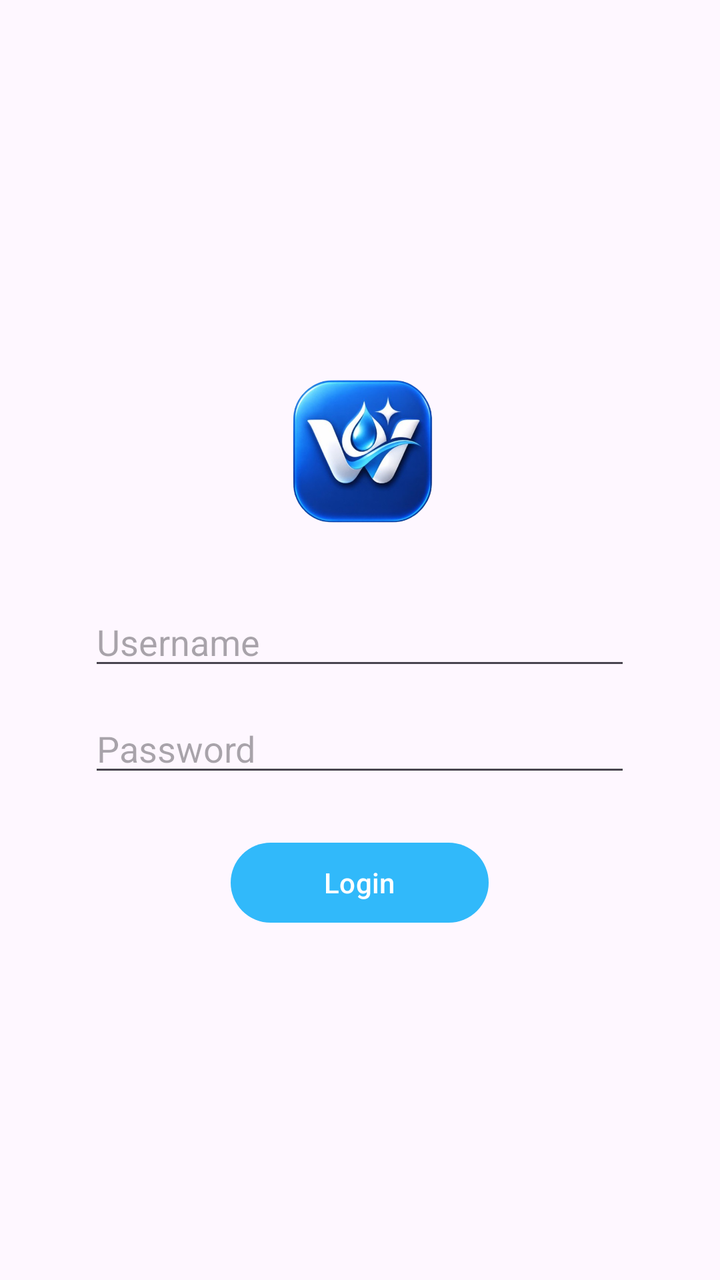
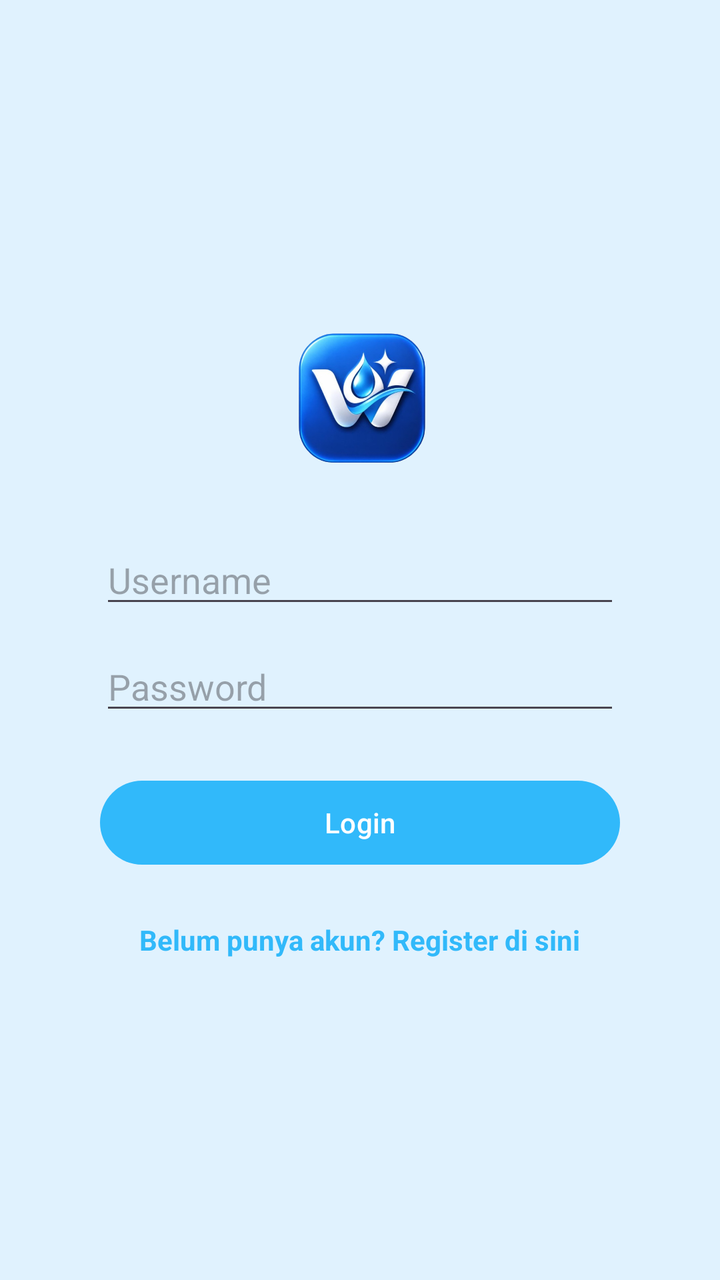

Two renders of the same Android screen: before a commit and after it. Below are the layout's source before the change and the commit's diff.
<!-- AndroidManifest.xml: application theme Theme.LTAMacho -->
<!-- res/layout/activity_auth.xml -->
<?xml version="1.0" encoding="utf-8"?>
<LinearLayout xmlns:android="http://schemas.android.com/apk/res/android"
    xmlns:app="http://schemas.android.com/apk/res-auto"
    xmlns:tools="http://schemas.android.com/tools"
    android:layout_width="match_parent"
    android:layout_height="match_parent"
    android:gravity="center"
    android:orientation="vertical"
    android:padding="24dp"
    tools:context=".AuthActivity">

    <ImageView
        android:layout_width="100dp"
        android:layout_height="100dp"
        android:layout_marginBottom="24dp"
        android:contentDescription="Logo WashTrack"
        android:src="@drawable/logowashtrack" />

    <EditText
        android:id="@+id/etUsername"
        android:layout_width="271dp"
        android:layout_height="wrap_content"
        android:hint="Username"
        android:inputType="text" />

    <EditText
        android:id="@+id/etPassword"
        android:layout_width="271dp"
        android:layout_height="wrap_content"
        android:layout_marginTop="12dp"
        android:hint="Password"
        android:inputType="textPassword" />

    <com.google.android.material.button.MaterialButton
        android:id="@+id/btnLogin"
        android:layout_width="129dp"
        android:layout_height="wrap_content"
        android:layout_marginTop="24dp"
        android:text="Login"
        android:textColor="@color/white"
        app:backgroundTint="@color/aqua" />

</LinearLayout>
<!-- resources referenced by this layout -->
<resources>
  <color name="aqua">#31B9FA</color>
  <color name="white">#FFFFFF</color>
  <!-- drawable logowashtrack: png bitmap (drawable, 222278 bytes) -->
  <style name="Theme.LTAMacho" parent="Base.Theme.LTAMacho" />
  <style name="Base.Theme.LTAMacho" parent="Theme.Material3.DayNight.NoActionBar">
          
          
      </style>
</resources>

<!-- the commit's change to res/layout/activity_auth.xml (unified diff, before → after) -->
@@ -4,28 +4,29 @@
     xmlns:tools="http://schemas.android.com/tools"
     android:layout_width="match_parent"
     android:layout_height="match_parent"
+    android:background="@color/aqua_chip_bg"
     android:gravity="center"
     android:orientation="vertical"
     android:padding="24dp"
-    tools:context=".AuthActivity">
+    tools:context=".pertemuan6.LoginActivity">
 
     <ImageView
-        android:layout_width="100dp"
-        android:layout_height="100dp"
+        android:layout_width="89dp"
+        android:layout_height="91dp"
         android:layout_marginBottom="24dp"
         android:contentDescription="Logo WashTrack"
         android:src="@drawable/logowashtrack" />
 
     <EditText
         android:id="@+id/etUsername"
-        android:layout_width="271dp"
+        android:layout_width="260dp"
         android:layout_height="wrap_content"
         android:hint="Username"
         android:inputType="text" />
 
     <EditText
         android:id="@+id/etPassword"
-        android:layout_width="271dp"
+        android:layout_width="260dp"
         android:layout_height="wrap_content"
         android:layout_marginTop="12dp"
         android:hint="Password"
@@ -33,11 +34,21 @@
 
     <com.google.android.material.button.MaterialButton
         android:id="@+id/btnLogin"
-        android:layout_width="129dp"
-        android:layout_height="wrap_content"
+        android:layout_width="260dp"
+        android:layout_height="50dp"
         android:layout_marginTop="24dp"
         android:text="Login"
         android:textColor="@color/white"
         app:backgroundTint="@color/aqua" />
 
+    <TextView
+        android:id="@+id/btnRegister"
+        android:layout_width="wrap_content"
+        android:layout_height="wrap_content"
+        android:layout_marginTop="16dp"
+        android:padding="8dp"
+        android:text="Belum punya akun? Register di sini"
+        android:textColor="@color/aqua"
+        android:textStyle="bold" />
+
 </LinearLayout>
<!-- resource entries referenced after the edit -->
@@ -1,6 +1,7 @@
 <!-- resources referenced by this layout -->
 <resources>
   <color name="aqua">#31B9FA</color>
+  <color name="aqua_chip_bg">#E0F2FE</color>
   <color name="white">#FFFFFF</color>
   <!-- drawable logowashtrack: png bitmap (drawable, 222278 bytes) -->
   <style name="Theme.LTAMacho" parent="Base.Theme.LTAMacho" />
